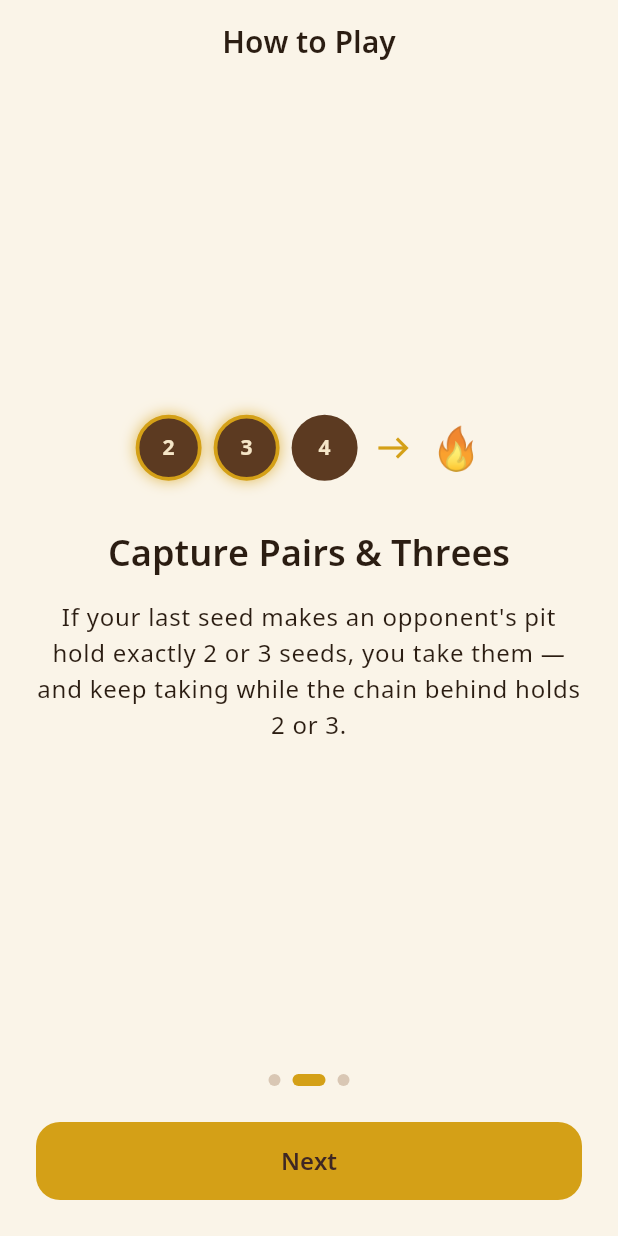
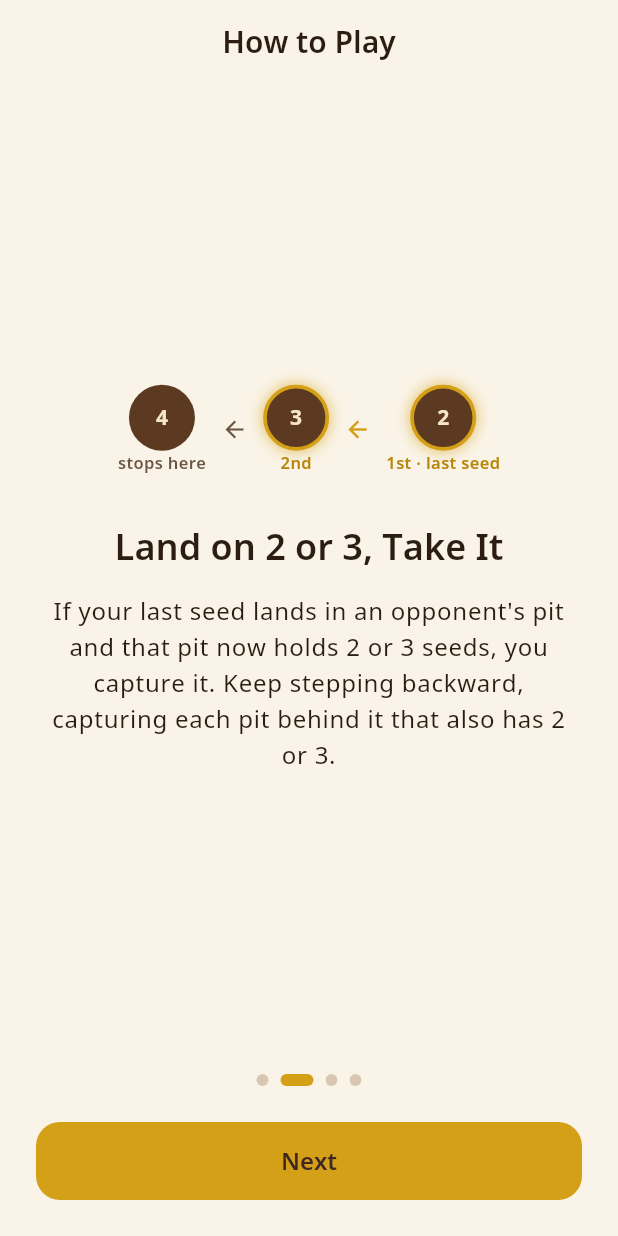
Before and after one commit to Mattathiasa/gebeta, a Flutter app: the TutorialScreen screen opened by its route, after a tap on "Next", on a phone screen of 412 x 824 dp. Run offline on Flutter 3.47's test engine with Material 3 defaults, Android fonts, the phone set to English and light mode, and no system bars; our stand-ins replace firebase_auth, firebase_core, firebase_database, flutter_riverpod, go_router, google_mobile_ads and 1 more; accounts and stored records are empty; network calls fail.

Commit message:
Split the in-app tutorial into 4 single-concept pages
Separates the starvation rule out of the win-condition page into its
own page with a legal-vs-illegal diagram, and redraws the sow/capture
diagrams as before/after and numbered backward-chain steps instead of
a single glow and an arrow icon.

```diff
--- a/lib/features/tutorial/presentation/tutorial_screen.dart
+++ b/lib/features/tutorial/presentation/tutorial_screen.dart
@@ -6,8 +6,8 @@ import '../../../../core/theme/colors.dart';
 import '../../../../core/theme/spacing.dart';
 import '../../../../l10n/generated/app_localizations.dart';
 
-/// Three illustrated rules — sow, capture, win. Deliberately short:
-/// the rest is learned by playing the easy bot.
+/// Four illustrated rules — sow, capture, starvation, win. Deliberately
+/// short: the rest is learned by playing the easy bot.
 class TutorialScreen extends StatefulWidget {
   const TutorialScreen({super.key});
 
@@ -38,37 +38,46 @@ class _TutorialScreenState extends State<TutorialScreen> {
               child: PageView(
                 controller: _controller,
                 onPageChanged: (i) => setState(() => _page = i),
-                children: [
+                children: const [
                   _TutorialPage(
-                    diagram: const _SowDiagram(),
-                    title: 'Scoop & Sow',
+                    diagram: _SowDiagram(),
+                    title: 'Pick a Pit, Sow It Empty',
                     body:
-                        'Lift every seed from one of your pits and drop them '
-                        'one by one into the next pits, moving forward. '
-                        'Your row first, then your opponent\'s.',
+                        'Tap one of your pits. Every seed in it drops into '
+                        'the pits ahead, one seed each, going around the '
+                        'board — your row, then your opponent\'s.',
                   ),
                   _TutorialPage(
-                    diagram: const _CaptureDiagram(),
-                    title: 'Capture Pairs & Threes',
+                    diagram: _CaptureDiagram(),
+                    title: 'Land on 2 or 3, Take It',
                     body:
-                        'If your last seed makes an opponent\'s pit hold '
-                        'exactly 2 or 3 seeds, you take them — and keep '
-                        'taking while the chain behind holds 2 or 3.',
+                        'If your last seed lands in an opponent\'s pit and '
+                        'that pit now holds 2 or 3 seeds, you capture it. '
+                        'Keep stepping backward, capturing each pit behind '
+                        'it that also has 2 or 3.',
                   ),
                   _TutorialPage(
-                    diagram: const _WinDiagram(),
-                    title: 'Collect 25 of 48',
+                    diagram: _StarveDiagram(),
+                    title: 'Never Leave Them Empty',
                     body:
-                        'The first to capture more than half the seeds wins. '
-                        'You cannot make a move that leaves your opponent '
-                        'with nothing — unless you have no choice.',
+                        'A move that would leave your opponent with zero '
+                        'seeds on their whole side is not allowed — unless '
+                        'it\'s truly your only option.',
+                  ),
+                  _TutorialPage(
+                    diagram: _WinDiagram(),
+                    title: 'First to 25 Wins',
+                    body:
+                        'There are 48 seeds on the board. Capture more than '
+                        'half of them — 25 or more — before your opponent '
+                        'does, and you win.',
                   ),
                 ],
               ),
             ),
             Row(
               mainAxisAlignment: MainAxisAlignment.center,
-              children: List.generate(3, (i) {
+              children: List.generate(4, (i) {
                 final active = i == _page;
                 return AnimatedContainer(
                   duration: const Duration(milliseconds: 180),
@@ -88,7 +97,7 @@ class _TutorialScreenState extends State<TutorialScreen> {
               padding: GebetaSpacing.page,
               child: FilledButton(
                 onPressed: () {
-                  if (_page < 2) {
+                  if (_page < 3) {
                     _controller.nextPage(
                       duration: const Duration(milliseconds: 250),
                       curve: Curves.easeOut,
@@ -97,7 +106,7 @@ class _TutorialScreenState extends State<TutorialScreen> {
                     context.go(Routes.gameAi);
                   }
                 },
-                child: Text(_page < 2 ? 'Next' : l10n.playVsAi),
+                child: Text(_page < 3 ? 'Next' : l10n.playVsAi),
               ),
             ),
           ],
@@ -175,23 +184,55 @@ Widget _pitDot(int seeds, {Color? glow}) => Container(
       ),
     );
 
+/// Small caption under a diagram pit, e.g. "pick this" or "1st".
+Widget _caption(String text, {Color color = GebetaColors.inkSoft}) => Text(
+      text,
+      style: TextStyle(
+        color: color,
+        fontWeight: FontWeight.w600,
+        fontSize: 11,
+      ),
+    );
+
+Widget _arrowRight({Color color = GebetaColors.gold}) =>
+    Icon(Icons.arrow_forward, color: color, size: 20);
+
 class _SowDiagram extends StatelessWidget {
   const _SowDiagram();
 
   @override
   Widget build(BuildContext context) {
-    return Row(
+    // Before: a full pit about to be lifted, three empty pits ahead.
+    // After: the origin is empty, each pit ahead gained one seed.
+    return Column(
       mainAxisSize: MainAxisSize.min,
       children: [
-        _pitDot(0, glow: GebetaColors.honey),
-        const SizedBox(width: 8),
-        _pitDot(2),
-        const SizedBox(width: 8),
-        _pitDot(2),
-        const SizedBox(width: 8),
-        Transform.translate(
-          offset: const Offset(0, -14),
-          child: const Icon(Icons.arrow_upward, color: GebetaColors.gold),
+        Row(
+          mainAxisSize: MainAxisSize.min,
+          children: [
+            Column(children: [_pitDot(3, glow: GebetaColors.honey), _caption('pick up')]),
+            const SizedBox(width: 10),
+            _arrowRight(),
+            const SizedBox(width: 10),
+            Column(children: [_pitDot(1), _caption('+1')]),
+            const SizedBox(width: 10),
+            Column(children: [_pitDot(1), _caption('+1')]),
+            const SizedBox(width: 10),
+            Column(children: [_pitDot(1), _caption('+1')]),
+          ],
+        ),
+        const SizedBox(height: GebetaSpacing.sm),
+        Row(
+          mainAxisSize: MainAxisSize.min,
+          children: [
+            Column(children: [_pitDot(0), _caption('empty')]),
+            const SizedBox(width: 10 + 20 + 10),
+            Column(children: [_pitDot(2), _caption('')]),
+            const SizedBox(width: 10),
+            Column(children: [_pitDot(2), _caption('')]),
+            const SizedBox(width: 10),
+            Column(children: [_pitDot(2), _caption('')]),
+          ],
         ),
       ],
     );
@@ -203,18 +244,68 @@ class _CaptureDiagram extends StatelessWidget {
 
   @override
   Widget build(BuildContext context) {
+    // The chain walks backward: last-sown pit captures first (step 1),
+    // then the walk steps back and captures step 2, and stops at a pit
+    // that isn't 2 or 3.
     return Row(
       mainAxisSize: MainAxisSize.min,
       children: [
-        _pitDot(2, glow: GebetaColors.gold),
-        const SizedBox(width: 8),
-        _pitDot(3, glow: GebetaColors.gold),
-        const SizedBox(width: 8),
-        _pitDot(4),
-        const SizedBox(width: 12),
-        const Icon(Icons.east, color: GebetaColors.gold),
-        const SizedBox(width: 12),
-        const Text('🔥', style: TextStyle(fontSize: 28)),
+        Column(children: [_pitDot(4), _caption('stops here')]),
+        const SizedBox(width: 10),
+        const Icon(Icons.arrow_back, color: GebetaColors.inkSoft, size: 18),
+        const SizedBox(width: 10),
+        Column(
+          children: [_pitDot(3, glow: GebetaColors.gold), _caption('2nd', color: GebetaColors.goldDeep)],
+        ),
+        const SizedBox(width: 10),
+        const Icon(Icons.arrow_back, color: GebetaColors.gold, size: 18),
+        const SizedBox(width: 10),
+        Column(
+          children: [_pitDot(2, glow: GebetaColors.gold), _caption('1st · last seed', color: GebetaColors.goldDeep)],
+        ),
+      ],
+    );
+  }
+}
+
+class _StarveDiagram extends StatelessWidget {
+  const _StarveDiagram();
+
+  @override
+  Widget build(BuildContext context) {
+    // A legal move (opponent keeps seeds) vs. an illegal one (wipes them out).
+    return Column(
+      mainAxisSize: MainAxisSize.min,
+      children: [
+        Row(
+          mainAxisSize: MainAxisSize.min,
+          children: [
+            const Icon(Icons.check_circle, color: GebetaColors.win, size: 20),
+            const SizedBox(width: 8),
+            _pitDot(1, glow: GebetaColors.win),
+            const SizedBox(width: 6),
+            _pitDot(2, glow: GebetaColors.win),
+            const SizedBox(width: 6),
+            _pitDot(0),
+            const SizedBox(width: 12),
+            _caption('opponent keeps seeds'),
+          ],
+        ),
+        const SizedBox(height: GebetaSpacing.md),
+        Row(
+          mainAxisSize: MainAxisSize.min,
+          children: [
+            const Icon(Icons.cancel, color: GebetaColors.danger, size: 20),
+            const SizedBox(width: 8),
+            _pitDot(0, glow: GebetaColors.danger),
+            const SizedBox(width: 6),
+            _pitDot(0, glow: GebetaColors.danger),
+            const SizedBox(width: 6),
+            _pitDot(0, glow: GebetaColors.danger),
+            const SizedBox(width: 12),
+            _caption('wipes them out — not allowed'),
+          ],
+        ),
       ],
     );
   }
@@ -231,7 +322,7 @@ class _WinDiagram extends StatelessWidget {
         _pitDot(25, glow: GebetaColors.win),
         const SizedBox(width: 12),
         Text(
-          '> 24',
+          'of 48',
           style: Theme.of(context).textTheme.headlineMedium?.copyWith(
                 color: GebetaColors.win,
               ),
```
